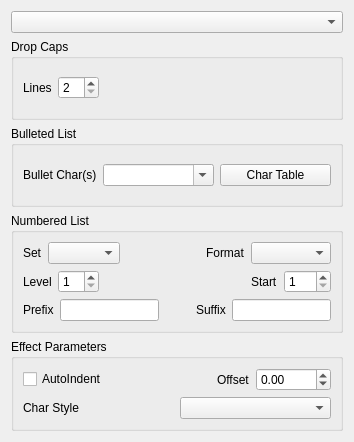
Above: scribus/ui/propertywidget_pareffectbase.ui from scribusproject/scribus before the change. Below: the same form after it.
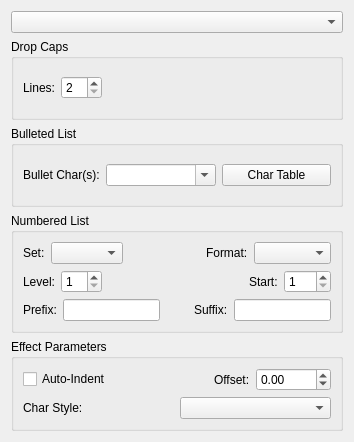
That is the form after the change. Custom widgets are drawn as their Qt base class.

```diff
--- a/scribus/ui/propertywidget_pareffectbase.ui
+++ b/scribus/ui/propertywidget_pareffectbase.ui
@@ -29,7 +29,7 @@
          <string>Number of lines used by the drop cap</string>
         </property>
         <property name="text">
-         <string>Lines</string>
+         <string>Lines:</string>
         </property>
        </widget>
       </item>
@@ -84,7 +84,7 @@
       <item row="0" column="0">
        <widget class="QLabel" name="bulletCharLabel">
         <property name="text">
-         <string>Bullet Char(s)</string>
+         <string>Bullet Char(s):</string>
         </property>
         <property name="buddy">
          <cstring>bulletStrEdit</cstring>
@@ -121,7 +121,7 @@
         <item>
          <widget class="QLabel" name="numLevelLabel">
           <property name="text">
-           <string>Level</string>
+           <string>Level:</string>
           </property>
           <property name="buddy">
            <cstring>numLevelSpin</cstring>
@@ -151,7 +151,7 @@
         <item>
          <widget class="QLabel" name="numStartLabel">
           <property name="text">
-           <string>Start</string>
+           <string>Start:</string>
           </property>
          </widget>
         </item>
@@ -172,7 +172,7 @@
         <item>
          <widget class="QLabel" name="numComboLabel">
           <property name="text">
-           <string>Set</string>
+           <string>Set:</string>
           </property>
          </widget>
         </item>
@@ -199,7 +199,7 @@
         <item>
          <widget class="QLabel" name="numFormatLabel">
           <property name="text">
-           <string>Format</string>
+           <string>Format:</string>
           </property>
           <property name="buddy">
            <cstring>numFormatCombo</cstring>
@@ -223,7 +223,7 @@
         <item>
          <widget class="QLabel" name="numPrefixLabel">
           <property name="text">
-           <string>Prefix</string>
+           <string>Prefix:</string>
           </property>
           <property name="buddy">
            <cstring>numPrefix</cstring>
@@ -249,7 +249,7 @@
         <item>
          <widget class="QLabel" name="numSuffixLabel">
           <property name="text">
-           <string>Suffix</string>
+           <string>Suffix:</string>
           </property>
           <property name="buddy">
            <cstring>numSuffix</cstring>
@@ -273,7 +273,7 @@
       <item row="6" column="0">
        <widget class="QLabel" name="peCharStyleLabel">
         <property name="text">
-         <string>Char Style</string>
+         <string>Char Style:</string>
         </property>
         <property name="buddy">
          <cstring>peCharStyleCombo</cstring>
@@ -288,7 +288,7 @@
         <item>
          <widget class="QCheckBox" name="peIndent">
           <property name="text">
-           <string>AutoIndent</string>
+           <string>Auto-Indent</string>
           </property>
          </widget>
         </item>
@@ -308,7 +308,7 @@
         <item>
          <widget class="QLabel" name="peOffsetLabel">
           <property name="text">
-           <string>Offset</string>
+           <string>Offset:</string>
           </property>
           <property name="buddy">
            <cstring>peOffset</cstring>
```
Left out of the diff: 9 changed lines with no effect on the pictures.
